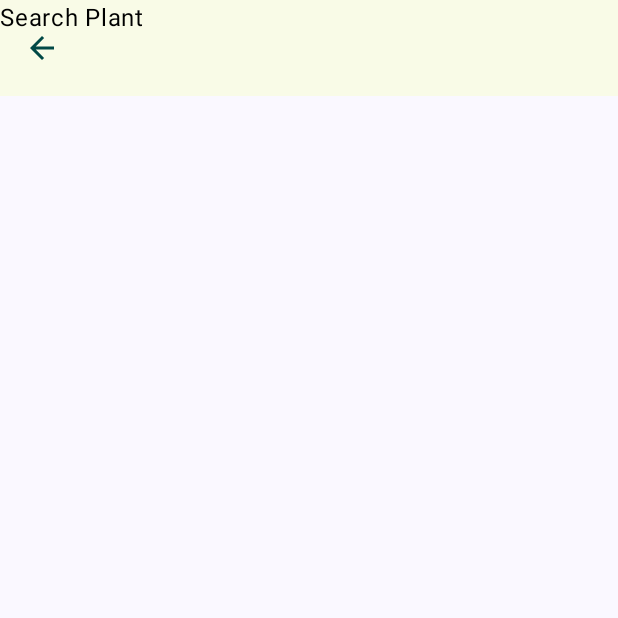
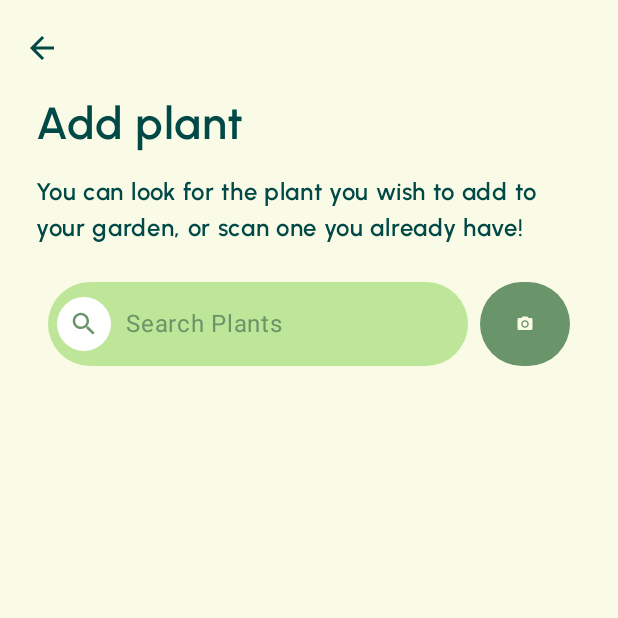
Before and after one commit to AlexE20/viridis-, an Android app built with Jetpack Compose: the searchPlantScreen screen opened through its navigation route, on a phone screen of 412 x 824 dp, the top half of it. Run offline under Robolectric (Android 15) with nearby library versions, the phone set to English and light mode, and no system bars; our stand-ins replace Room's generated code.

Commit message:
Adding SearchScrean

```diff
--- a/Viridis/app/src/main/java/com/example/viridis/ui/components/CustomTopBar.kt
+++ b/Viridis/app/src/main/java/com/example/viridis/ui/components/CustomTopBar.kt
@@ -1,10 +1,12 @@
 package com.example.viridis.ui.components
 
+import androidx.compose.foundation.background
 import androidx.compose.foundation.layout.Column
 import androidx.compose.foundation.layout.fillMaxSize
 import androidx.compose.foundation.layout.padding
 import androidx.compose.material.icons.Icons
 import androidx.compose.material.icons.automirrored.filled.ArrowBack
+import androidx.compose.material3.BottomAppBar
 import androidx.compose.material3.ExperimentalMaterial3Api
 import androidx.compose.material3.Icon
 import androidx.compose.material3.IconButton
@@ -56,7 +58,7 @@ fun CustomTopBar(
         Column(
             modifier = Modifier
                 .padding(innerPadding)
-                .fillMaxSize()
+                .fillMaxSize().background(BackgroundColor)
         ) {
             content()
         }
--- a/Viridis/app/src/main/java/com/example/viridis/ui/components/buttons/CustomIconButton.kt
+++ b/Viridis/app/src/main/java/com/example/viridis/ui/components/buttons/CustomIconButton.kt
@@ -3,6 +3,8 @@ package com.example.viridis.ui.components.buttons
 import androidx.compose.foundation.layout.height
 import androidx.compose.foundation.layout.width
 import androidx.compose.foundation.shape.RoundedCornerShape
+import androidx.compose.material.icons.Icons
+import androidx.compose.material.icons.filled.Cloud
 import androidx.compose.material3.Button
 import androidx.compose.material3.ButtonDefaults
 import androidx.compose.material3.Icon
@@ -10,6 +12,7 @@ import androidx.compose.runtime.Composable
 import androidx.compose.ui.Modifier
 import androidx.compose.ui.graphics.Color
 import androidx.compose.ui.graphics.vector.ImageVector
+import androidx.compose.ui.tooling.preview.Preview
 import androidx.compose.ui.unit.dp
 import com.example.viridis.ui.theme.BackgroundColor
 import com.example.viridis.ui.theme.MainAccent
--- a/Viridis/app/src/main/java/com/example/viridis/ui/components/buttons/CustomIconTextButton.kt
+++ b/Viridis/app/src/main/java/com/example/viridis/ui/components/buttons/CustomIconTextButton.kt
@@ -3,6 +3,8 @@ package com.example.viridis.ui.components.buttons
 import androidx.compose.foundation.layout.Spacer
 import androidx.compose.foundation.layout.height
 import androidx.compose.foundation.layout.width
+import androidx.compose.material.icons.Icons
+import androidx.compose.material.icons.filled.Edit
 import androidx.compose.material3.Button
 import androidx.compose.material3.ButtonDefaults
 import androidx.compose.material3.Icon
@@ -12,6 +14,7 @@ import androidx.compose.ui.Modifier
 import androidx.compose.ui.graphics.Color
 import androidx.compose.ui.graphics.painter.Painter
 import androidx.compose.ui.graphics.vector.ImageVector
+import androidx.compose.ui.tooling.preview.Preview
 import androidx.compose.ui.unit.dp
 import com.example.viridis.ui.theme.BackgroundColor
 import com.example.viridis.ui.theme.MainColor
--- a/Viridis/app/src/main/java/com/example/viridis/ui/screens/searchPlant/searchPlantScreen.kt
+++ b/Viridis/app/src/main/java/com/example/viridis/ui/screens/searchPlant/searchPlantScreen.kt
@@ -1,17 +1,102 @@
 package com.example.viridis.ui.screens.searchPlant
 
+import androidx.compose.foundation.background
+import androidx.compose.foundation.layout.Column
+import androidx.compose.foundation.layout.Row
+import androidx.compose.foundation.layout.Spacer
+import androidx.compose.foundation.layout.fillMaxSize
+import androidx.compose.foundation.layout.fillMaxWidth
+import androidx.compose.foundation.layout.height
+import androidx.compose.foundation.layout.padding
+import androidx.compose.foundation.layout.size
+import androidx.compose.foundation.lazy.LazyColumn
+import androidx.compose.material.icons.Icons
+import androidx.compose.material.icons.filled.CameraAlt
+import androidx.compose.material.icons.filled.Edit
+import androidx.compose.material.icons.filled.Search
+import androidx.compose.material3.Button
 import androidx.compose.material3.ExperimentalMaterial3Api
+import androidx.compose.material3.Icon
 import androidx.compose.material3.Text
 import androidx.compose.runtime.Composable
+import androidx.compose.runtime.getValue
+import androidx.compose.runtime.mutableStateOf
+import androidx.compose.runtime.remember
+import androidx.compose.runtime.setValue
+import androidx.compose.ui.Alignment
+import androidx.compose.ui.Modifier
+import androidx.compose.ui.text.font.FontWeight
+import androidx.compose.ui.tooling.preview.Preview
+import androidx.compose.ui.unit.dp
+import androidx.compose.ui.unit.sp
 import androidx.navigation.NavController
+import androidx.navigation.compose.rememberNavController
 import com.example.viridis.ui.components.CustomTopBar
+import com.example.viridis.ui.components.buttons.CustomIconButton
+import com.example.viridis.ui.components.textfields.ProfileTextfield
+import com.example.viridis.ui.components.textfields.ProfileTextfieldPreview
+import com.example.viridis.ui.theme.BackgroundColor
+import com.example.viridis.ui.theme.MainColor
+import com.example.viridis.ui.theme.SecondaryAccent
+import com.example.viridis.ui.theme.urbanistFont
 
 @ExperimentalMaterial3Api
 @Composable
 fun searchPlantScreen(navController : NavController) {
+    var gardenName by remember { mutableStateOf("") }
+
 
     CustomTopBar(navController) {
+        Column(
+            modifier = Modifier
+            .fillMaxSize()
+            .padding(horizontal = 24.dp)
+            .background(BackgroundColor),
+            horizontalAlignment = Alignment.Start
+        ) {
+            Text(
+                text = "Add plant",
+                fontSize = 30.sp,
+                fontFamily = urbanistFont,
+                color = MainColor,
+                fontWeight = FontWeight.Bold
 
+            )
+            Spacer(Modifier.padding(8.dp))
+            Text(
+                text = "You can look for the plant you wish to add to your garden, or scan one you already have!",
+                fontSize = 16.sp,
+                fontFamily = urbanistFont,
+                color = MainColor
+                )
+            Spacer(Modifier.padding(12.dp))
+            Row(
+                modifier = Modifier
+                    .fillMaxWidth()
+                    .padding(horizontal = 8.dp)
+                    .background(BackgroundColor)
+                ,
+                verticalAlignment = Alignment.CenterVertically
+            ) {
+                ProfileTextfield(
+                    value = gardenName,
+                    onValueChange = {gardenName = it},
+                    placeholder = "Search Plants",
+                    leadingIcon = {
+                        Icon(
+                            imageVector = Icons.Filled.Search,
+                            contentDescription = "Search",
+                            tint = SecondaryAccent,
+                            modifier = Modifier.size(20.dp)
+                        )
+                    },
+                    modifier = Modifier.height(56.dp)
+                )
+                Spacer(modifier = Modifier.padding(4.dp))
+                CustomIconButton(Icons.Filled.CameraAlt, {}, modifier = Modifier.height(56.dp), containerColor= SecondaryAccent)
+            }
+            Spacer(Modifier.padding(16.dp))
+            //LazyColumn {}
+        }
     }
-    Text("Search Plant")
 }
```
